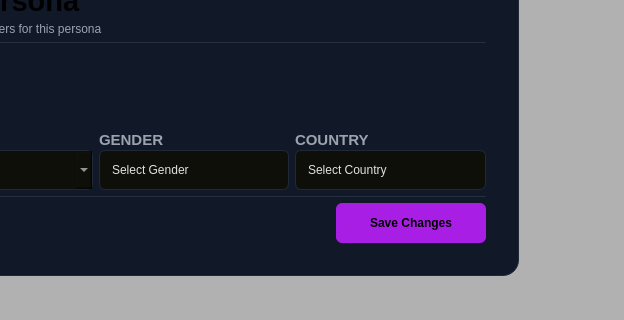
Keypr-org/qt_client, file src/formOverlay/editpersonaoverlay.ui: the form before one commit; both pictures show x 237 to 861 and y 289 to 609 of the 861 by 806 pixel window.
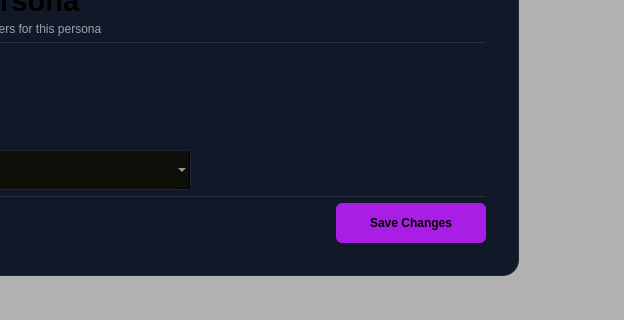
The form after the commit. Icons and pictures are not drawn. Custom widgets are drawn as their Qt base class.

Patch:
```diff
--- a/src/formOverlay/editpersonaoverlay.ui
+++ b/src/formOverlay/editpersonaoverlay.ui
@@ -410,206 +410,13 @@
                 </widget>
                </item>
                <item>
-                <widget class="QFrame" name="frame_2">
+                <widget class="LineTextInput" name="phoneInput" native="true">
                  <property name="maximumSize">
                   <size>
                    <width>16777215</width>
                    <height>70</height>
                   </size>
                  </property>
-                 <property name="frameShape">
-                  <enum>QFrame::Shape::NoFrame</enum>
-                 </property>
-                 <property name="frameShadow">
-                  <enum>QFrame::Shadow::Raised</enum>
-                 </property>
-                 <layout class="QVBoxLayout" name="verticalLayout_5">
-                  <property name="spacing">
-                   <number>1</number>
-                  </property>
-                  <property name="leftMargin">
-                   <number>0</number>
-                  </property>
-                  <property name="topMargin">
-                   <number>0</number>
-                  </property>
-                  <property name="rightMargin">
-                   <number>0</number>
-                  </property>
-                  <property name="bottomMargin">
-                   <number>0</number>
-                  </property>
-                  <item>
-                   <widget class="QLabel" name="genderLabel">
-                    <property name="font">
-                     <font>
-                      <pointsize>11</pointsize>
-                      <bold>true</bold>
-                     </font>
-                    </property>
-                    <property name="styleSheet">
-                     <string notr="true">color: #9CA3AF;</string>
-                    </property>
-                    <property name="text">
-                     <string>GENDER</string>
-                    </property>
-                   </widget>
-                  </item>
-                  <item>
-                   <widget class="QComboBox" name="genderSelect">
-                    <property name="minimumSize">
-                     <size>
-                      <width>0</width>
-                      <height>40</height>
-                     </size>
-                    </property>
-                    <property name="maximumSize">
-                     <size>
-                      <width>16777215</width>
-                      <height>40</height>
-                     </size>
-                    </property>
-                    <property name="cursor">
-                     <cursorShape>PointingHandCursor</cursorShape>
-                    </property>
-                    <property name="styleSheet">
-                     <string notr="true">QComboBox {
-    background-color: #0F0F0A;
-    border: 1px solid #1F2937;
-    border-radius: 6px;
-    padding: 8px 12px;
-    color: #e0e0e0;
-}
-
-QComboBox::drop-down {
-    border: none;
-    width: 30px;
-}
-
-QComboBox::down-arrow {
-    image: url(:/icons/icons/chevron-down.png);
-    width: 12px;
-    height: 12px;
-}
-
-QComboBox QAbstractItemView {
-    background-color: #0F0F0A;
-    border: 1px solid #1F2937;
-    selection-background-color: #6c2bd9;
-    color: #e0e0e0;
-}</string>
-                    </property>
-                    <property name="placeholderText">
-                     <string>Select Gender</string>
-                    </property>
-                    <item>
-                     <property name="text">
-                      <string>Male</string>
-                     </property>
-                    </item>
-                    <item>
-                     <property name="text">
-                      <string>Female</string>
-                     </property>
-                    </item>
-                   </widget>
-                  </item>
-                 </layout>
-                </widget>
-               </item>
-               <item>
-                <widget class="QFrame" name="frame_3">
-                 <property name="maximumSize">
-                  <size>
-                   <width>16777215</width>
-                   <height>70</height>
-                  </size>
-                 </property>
-                 <property name="frameShape">
-                  <enum>QFrame::Shape::NoFrame</enum>
-                 </property>
-                 <property name="frameShadow">
-                  <enum>QFrame::Shadow::Raised</enum>
-                 </property>
-                 <layout class="QVBoxLayout" name="verticalLayout_6">
-                  <property name="spacing">
-                   <number>1</number>
-                  </property>
-                  <property name="leftMargin">
-                   <number>0</number>
-                  </property>
-                  <property name="topMargin">
-                   <number>0</number>
-                  </property>
-                  <property name="rightMargin">
-                   <number>0</number>
-                  </property>
-                  <property name="bottomMargin">
-                   <number>0</number>
-                  </property>
-                  <item>
-                   <widget class="QLabel" name="label_2">
-                    <property name="font">
-                     <font>
-                      <pointsize>11</pointsize>
-                      <bold>true</bold>
-                     </font>
-                    </property>
-                    <property name="styleSheet">
-                     <string notr="true">color: #9CA3AF;</string>
-                    </property>
-                    <property name="text">
-                     <string>COUNTRY</string>
-                    </property>
-                   </widget>
-                  </item>
-                  <item>
-                   <widget class="QComboBox" name="countrySelect">
-                    <property name="minimumSize">
-                     <size>
-                      <width>0</width>
-                      <height>40</height>
-                     </size>
-                    </property>
-                    <property name="maximumSize">
-                     <size>
-                      <width>16777215</width>
-                      <height>40</height>
-                     </size>
-                    </property>
-                    <property name="styleSheet">
-                     <string notr="true">QComboBox {
-    background-color: #0F0F0A;
-    border: 1px solid #1F2937;
-    border-radius: 6px;
-    padding: 8px 12px;
-    color: #e0e0e0;
-}
-
-QComboBox::drop-down {
-    border: none;
-    width: 30px;
-}
-
-QComboBox::down-arrow {
-    image: url(:/icons/icons/chevron-down.png);
-    width: 12px;
-    height: 12px;
-}
-
-QComboBox QAbstractItemView {
-    background-color: #0F0F0A;
-    border: 1px solid #1F2937;
-    selection-background-color: #6c2bd9;
-    color: #e0e0e0;
-}</string>
-                    </property>
-                    <property name="placeholderText">
-                     <string>Select Country</string>
-                    </property>
-                   </widget>
-                  </item>
-                 </layout>
                 </widget>
                </item>
               </layout>
```
